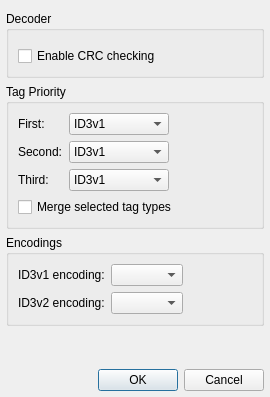
Above: qmmp/src/plugins/Input/main/mpeg/settingsdialog.ui from Greedysky/TTKMusicPlayer before the change. Below: the same form after it.
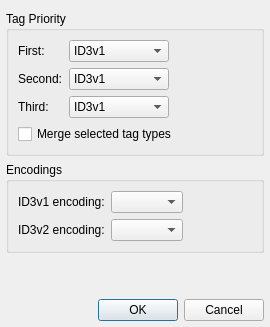
That is the form after the change.

What changed in the file:
```diff
--- a/qmmp/src/plugins/Input/main/mpeg/settingsdialog.ui
+++ b/qmmp/src/plugins/Input/main/mpeg/settingsdialog.ui
@@ -7,19 +7,19 @@
     <x>0</x>
     <y>0</y>
     <width>270</width>
-    <height>397</height>
+    <height>327</height>
    </rect>
   </property>
   <property name="minimumSize">
    <size>
     <width>270</width>
-    <height>397</height>
+    <height>327</height>
    </size>
   </property>
   <property name="maximumSize">
    <size>
     <width>270</width>
-    <height>397</height>
+    <height>327</height>
    </size>
   </property>
   <property name="windowTitle">
@@ -35,47 +35,6 @@
    <property name="bottomMargin">
     <number>6</number>
    </property>
-   <item>
-    <widget class="QGroupBox" name="decoderGroupBox">
-     <property name="sizePolicy">
-      <sizepolicy hsizetype="Preferred" vsizetype="Preferred">
-       <horstretch>0</horstretch>
-       <verstretch>0</verstretch>
-      </sizepolicy>
-     </property>
-     <property name="title">
-      <string>Decoder</string>
-     </property>
-     <layout class="QGridLayout" name="gridLayout">
-      <item row="0" column="2" rowspan="2">
-       <spacer name="horizontalSpacer_3">
-        <property name="orientation">
-         <enum>Qt::Horizontal</enum>
-        </property>
-        <property name="sizeHint" stdset="0">
-         <size>
-          <width>40</width>
-          <height>20</height>
-         </size>
-        </property>
-       </spacer>
-      </item>
-      <item row="1" column="0" colspan="2">
-       <widget class="QCheckBox" name="enableCrcCheckBox">
-        <property name="focusPolicy">
-         <enum>Qt::NoFocus</enum>
-        </property>
-        <property name="text">
-         <string>Enable CRC checking</string>
-        </property>
-        <property name="checked">
-         <bool>false</bool>
-        </property>
-       </widget>
-      </item>
-     </layout>
-    </widget>
-   </item>
    <item>
     <widget class="QGroupBox" name="groupBox_2">
      <property name="sizePolicy">
```
